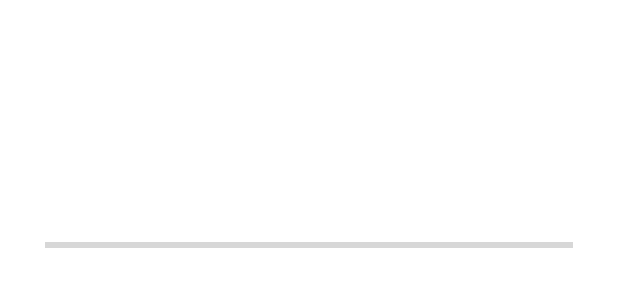
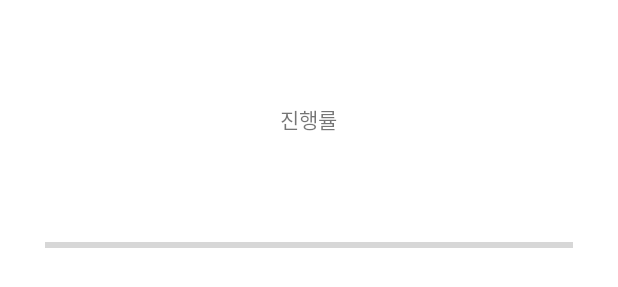
Before and after one commit to dlawldn10/COVID19_Map, an Android app: the layout activity_splash.xml on its own in the app's theme, with its tools: preview values and no code run, on a phone screen of 412 x 824 dp. Shown: the part 373-660 px from the top of the screen. Run offline under Robolectric (Android 15) with nearby library versions, the phone set to English and light mode, and no system bars.

Commit message:
feat: Splash Progress Bar 구현

```diff
--- a/app/src/main/res/layout/activity_splash.xml
+++ b/app/src/main/res/layout/activity_splash.xml
@@ -1,4 +1,5 @@
 <?xml version="1.0" encoding="utf-8"?>
+
 <androidx.constraintlayout.widget.ConstraintLayout xmlns:android="http://schemas.android.com/apk/res/android"
     xmlns:app="http://schemas.android.com/apk/res-auto"
     xmlns:tools="http://schemas.android.com/tools"
@@ -6,6 +7,19 @@
     android:layout_height="match_parent"
     tools:context=".SplashActivity"
     android:padding="30dp">
+
+    <TextView
+        android:id="@+id/time_text_view"
+        android:layout_width="wrap_content"
+        android:layout_height="wrap_content"
+        android:text="진행률"
+
+        app:layout_constraintBottom_toTopOf="@+id/progress_bar"
+        app:layout_constraintHorizontal_bias="0.498"
+        app:layout_constraintLeft_toLeftOf="parent"
+        app:layout_constraintRight_toRightOf="parent"
+        app:layout_constraintTop_toTopOf="parent"
+        app:layout_constraintVertical_bias="0.814" />
 
     <ProgressBar
         android:id="@+id/progress_bar"
--- a/build.gradle
+++ b/build.gradle
@@ -2,7 +2,7 @@
 plugins {
     id 'com.android.application' version '7.3.1' apply false
     id 'com.android.library' version '7.3.1' apply false
-    id 'org.jetbrains.kotlin.android' version '1.7.20' apply false
+    id 'org.jetbrains.kotlin.android' version '1.8.10' apply false
 
     // Hilt
     id("com.google.dagger.hilt.android") version "2.44" apply false
```
Also changed, not shown: app/build.gradle (+8 -0 lines), app/src/main/java/com/ivy/covid19_map/MainActivity.kt (+1 -9 lines), app/src/main/java/com/ivy/covid19_map/SplashActivity.kt (+56 -3 lines).
